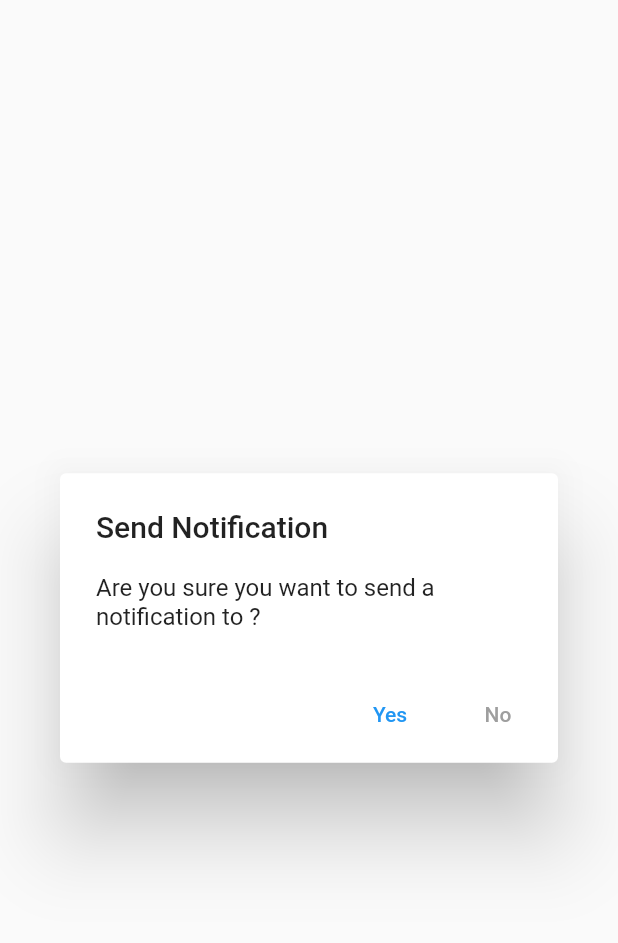
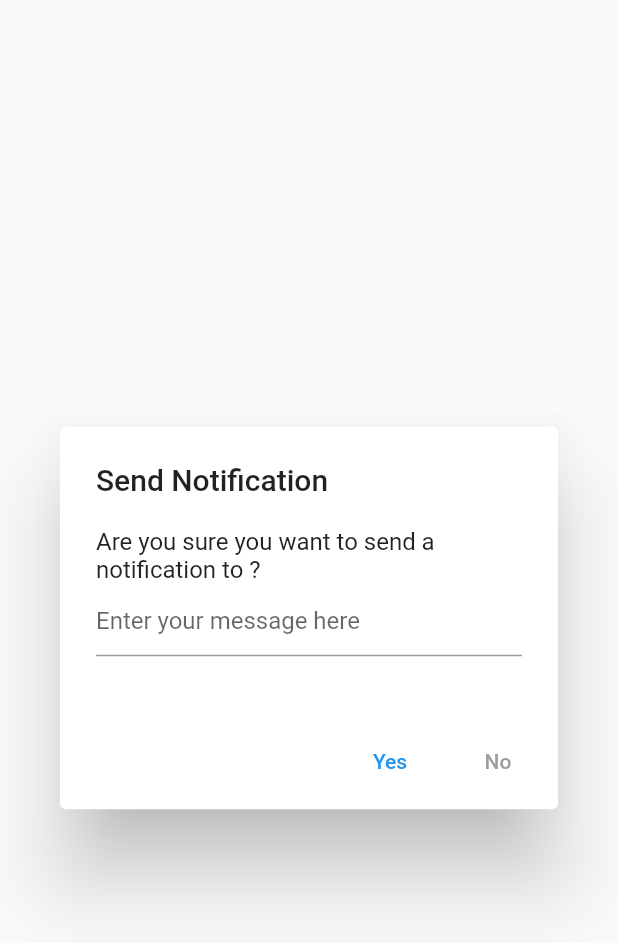
Before and after one commit to kunal-gg/UrgentNotifications, a Flutter app: the CustomDialog widget shown alone on an empty page, opened directly with empty values, on a phone screen of 412 x 824 dp. Shown: the top 943 px of the screen. Run offline on Flutter 3.47's test engine with Material 2 defaults, Android fonts, the phone set to English and light mode, and no system bars; our stand-ins replace contacts_service, permission_handler; missing offline and left inert: flutter_dnd, onesignal_flutter.

Commit message:
implemented custom messages

```diff
--- a/lib/sendNotifDialog.dart
+++ b/lib/sendNotifDialog.dart
@@ -2,19 +2,39 @@
 import 'package:flutter/material.dart';
 import 'package:its_urgent/home.dart';
 
-class CustomDialog extends StatelessWidget {
+// ignore: must_be_immutable
+class CustomDialog extends StatefulWidget {
   String contact;
   String token;
   CustomDialog({required this.contact, required this.token, super.key});
 
   @override
+  State<CustomDialog> createState() => _CustomDialogState();
+}
+
+class _CustomDialogState extends State<CustomDialog> {
+  final TextEditingController _controller = TextEditingController();
+  @override
   Widget build(BuildContext context) {
     return AlertDialog(
       title: const Text("Send Notification"),
-      content: Text("Are you sure you want to send a notification to $contact?"),
+      content: SizedBox(
+        height: 100,
+        child: Column(
+          children: [
+            Text("Are you sure you want to send a notification to ${widget.contact}?"),
+            TextField(
+              controller: _controller,
+              decoration: const InputDecoration(
+                hintText: "Enter your message here"
+              ),
+            )
+          ],
+        ),
+      ),
       actions: [
         TextButton(onPressed: (){
-             sendNotif(token, "This is an urgent notification");
+             sendNotif(widget.token, _controller.text);
               Navigator.pop(context);
             },
         child: const Text("Yes")),
```
